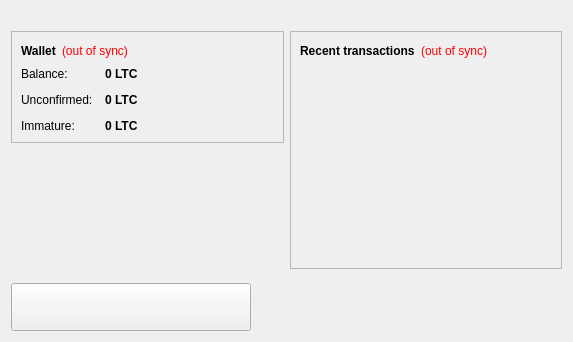
Qt form src/qt/forms/overviewpage.ui (Crypto-Currency/Emerald-OLD---DO-NOT-USE) before a commit.
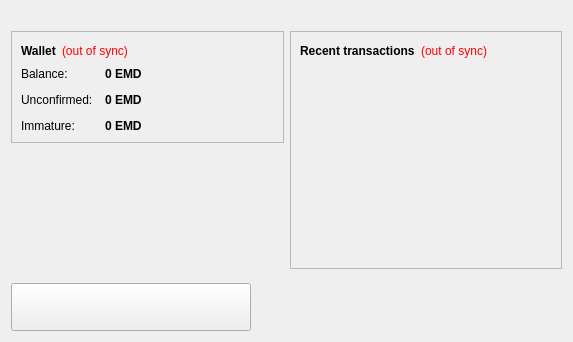
The same form after that commit. Icons and pictures are not drawn.

What changed in the file:
```diff
--- a/src/qt/forms/overviewpage.ui
+++ b/src/qt/forms/overviewpage.ui
@@ -124,7 +124,7 @@
                <string>Your current balance</string>
               </property>
               <property name="text">
-               <string notr="true">0 LTC</string>
+               <string notr="true">0 EMD</string>
               </property>
               <property name="textInteractionFlags">
                <set>Qt::LinksAccessibleByMouse|Qt::TextSelectableByKeyboard|Qt::TextSelectableByMouse</set>
@@ -153,7 +153,7 @@
                <string>Total of transactions that have yet to be confirmed, and do not yet count toward the current balance</string>
               </property>
               <property name="text">
-               <string notr="true">0 LTC</string>
+               <string notr="true">0 EMD</string>
               </property>
               <property name="textInteractionFlags">
                <set>Qt::LinksAccessibleByMouse|Qt::TextSelectableByKeyboard|Qt::TextSelectableByMouse</set>
@@ -179,7 +179,7 @@
                <string>Mined balance that has not yet matured</string>
               </property>
               <property name="text">
-               <string notr="true">0 LTC</string>
+               <string notr="true">0 EMD</string>
               </property>
               <property name="textInteractionFlags">
                <set>Qt::LinksAccessibleByMouse|Qt::TextSelectableByKeyboard|Qt::TextSelectableByMouse</set>
```
